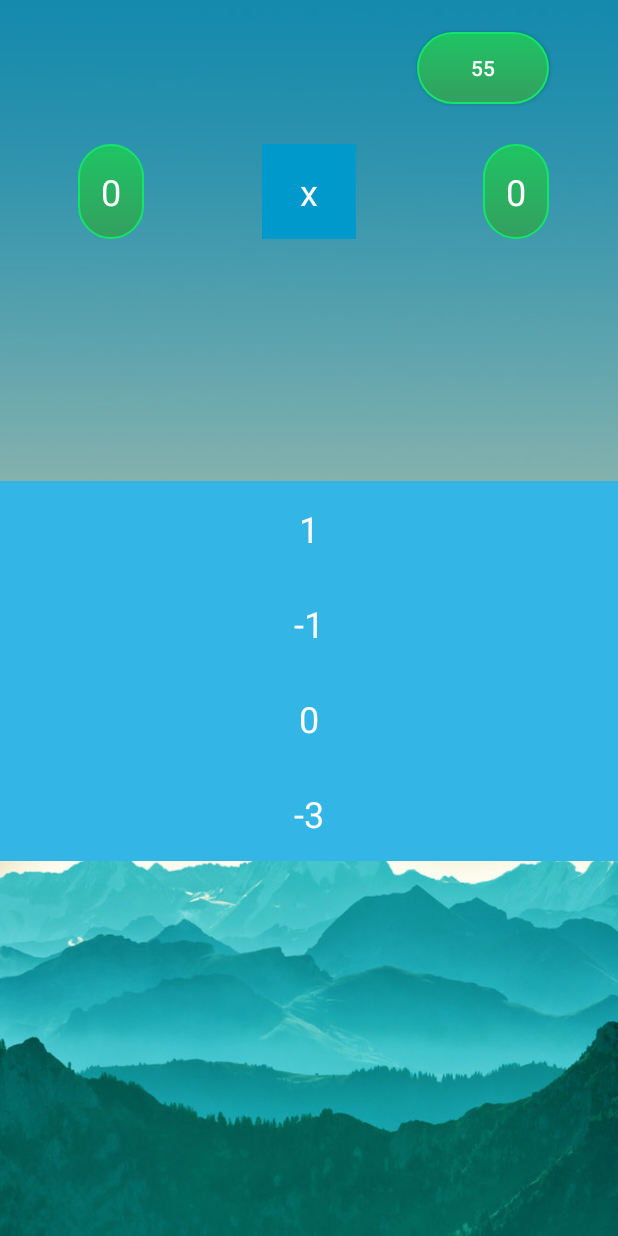
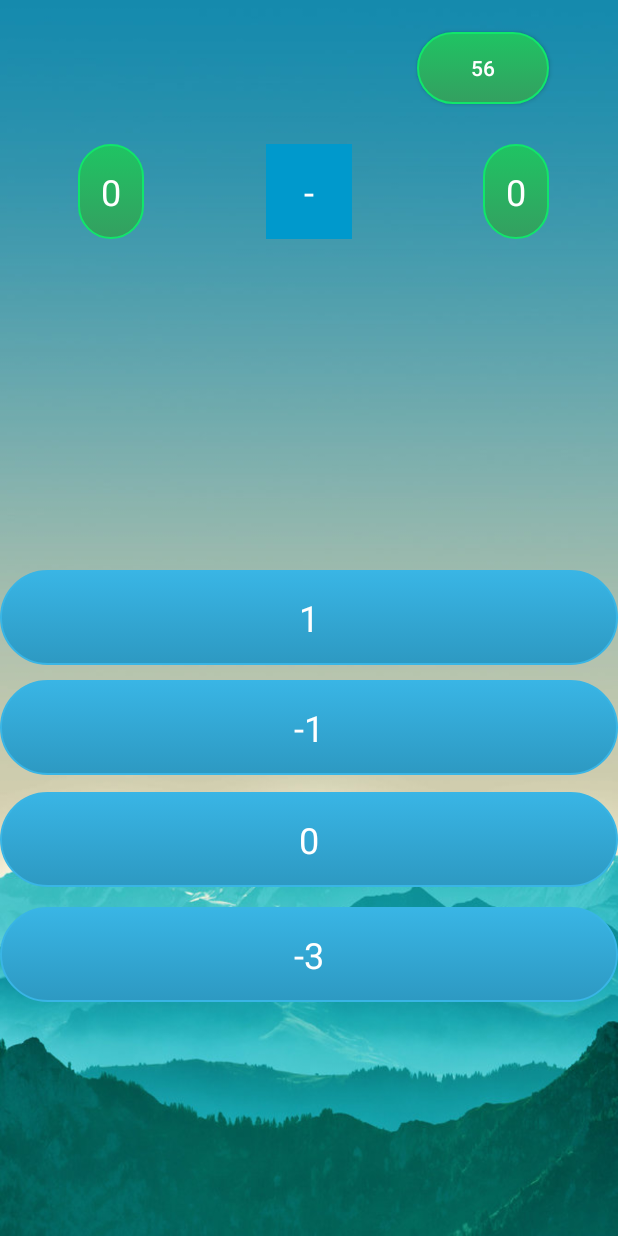
Before and after one commit to yubarajkalathoki/easy-quizy-android, an Android app: the ActiveGame screen opened directly, with no data from a screen before it, after a tap on "-1", on a phone screen of 412 x 824 dp. Run offline under Robolectric (Android 15) with nearby library versions, the phone set to English and light mode, and no system bars; 1 other tap on this screen came first.

Commit message:
Bug fixed and changed Answer Button
Fixed
1. Divide error.
2. Anser Button changed.
3. Select range handled

Not Fixed
1. Empty condition in select range
2. Multiple finger touch on answer at once

```diff
--- a/app/src/main/java/com/example/deepbhai/easyquiz/ActiveGame.java
+++ b/app/src/main/java/com/example/deepbhai/easyquiz/ActiveGame.java
@@ -2,7 +2,6 @@ package com.example.deepbhai.easyquiz;
 
 import android.content.Intent;
 import android.graphics.Color;
-import android.graphics.drawable.Drawable;
 import android.os.CountDownTimer;
 import android.support.v7.app.AppCompatActivity;
 import android.os.Bundle;
@@ -48,8 +47,12 @@ public class ActiveGame extends AppCompatActivity {
     }
 
     public int randomOperator(){
+        int maxx = max;
+        if(max<=3){
+            maxx = 3;
+        }
         Random random = new Random();
-        int randomOperator = random.nextInt(4 - 1 + 1) + 1;
+        int randomOperator = random.nextInt(maxx - 1 + 1) + 1;
         assignOperator(randomOperator);
         return randomOperator;
         /*if(fl<=3 && mth_opn == 4){
@@ -136,7 +139,7 @@ public class ActiveGame extends AppCompatActivity {
         Random random = new Random();
         int divideCount=0;
         divideRandom();
-        int ran = random.nextInt(50);
+        int ran = random.nextInt(50 - 2 + 1) + 2;
         if(value2 * ran <= max){
             value1 = value2 * ran;
             answer= value1/value2;
@@ -155,7 +158,7 @@ public class ActiveGame extends AppCompatActivity {
     public void divideRandom(){
         Random random = new Random();
         value2 = random.nextInt(max - min + 1) + min;
-        if(String.valueOf(value2).length()> 3){
+        if(String.valueOf(value2).length()> 3 || value2 == 1){
             divideRandom();
         }
     }
@@ -709,12 +712,12 @@ public class ActiveGame extends AppCompatActivity {
         disableButton(false);
         totalQues++;
         if(ans1 == answer){
-            viewans1.setBackgroundColor(Color.rgb(92,184,92));
+            viewans1.setBackgroundDrawable(getResources().getDrawable(R.drawable.roundtextviewgreen));
             rightAns++;
             delay();
 
         }else{
-            viewans1.setBackgroundColor(Color.RED);
+            viewans1.setBackgroundDrawable(getResources().getDrawable(R.drawable.roundtextviewred));
             wrongAns++;
             delay();
         }
@@ -723,11 +726,11 @@ public class ActiveGame extends AppCompatActivity {
         disableButton(false);
         totalQues++;
         if(ans2 == answer){
-            viewans2.setBackgroundColor(Color.rgb(92,184,92));
+            viewans2.setBackgroundDrawable(getResources().getDrawable(R.drawable.roundtextviewgreen));
             rightAns++;
             delay();
         }else{
-            viewans2.setBackgroundColor(Color.RED);
+            viewans2.setBackgroundDrawable(getResources().getDrawable(R.drawable.roundtextviewred));
             wrongAns++;
             delay();
         }
@@ -737,11 +740,11 @@ public class ActiveGame extends AppCompatActivity {
         disableButton(false);
         totalQues++;
         if(ans3 == answer){
-            viewans3.setBackgroundColor(Color.rgb(92,184,92));
+            viewans3.setBackgroundDrawable(getResources().getDrawable(R.drawable.roundtextviewgreen));
             rightAns++;
             delay();
         }else{
-            viewans3.setBackgroundColor(Color.RED);
+            viewans3.setBackgroundDrawable(getResources().getDrawable(R.drawable.roundtextviewred));
             wrongAns++;
             delay();
         }
@@ -751,11 +754,11 @@ public class ActiveGame extends AppCompatActivity {
         disableButton(false);
         totalQues++;
         if(ans4 == answer){
-            viewans4.setBackgroundColor(Color.rgb(92,184,92));
+            viewans4.setBackgroundDrawable(getResources().getDrawable(R.drawable.roundtextviewgreen));
             rightAns++;
             delay();
         }else{
-            viewans4.setBackgroundColor(Color.RED);
+            viewans4.setBackgroundDrawable(getResources().getDrawable(R.drawable.roundtextviewred));
             wrongAns++;
             delay();
         }
@@ -766,11 +769,11 @@ public class ActiveGame extends AppCompatActivity {
         handler.postDelayed(new Runnable() {
             public void run() {
                 randomOperator();
+                viewans1.setBackgroundDrawable(getResources().getDrawable(R.drawable.roundtextviewblue));
+                viewans2.setBackgroundDrawable(getResources().getDrawable(R.drawable.roundtextviewblue));
+                viewans3.setBackgroundDrawable(getResources().getDrawable(R.drawable.roundtextviewblue));
+                viewans4.setBackgroundDrawable(getResources().getDrawable(R.drawable.roundtextviewblue));
                 disableButton(true);
-                viewans1.setBackgroundColor(Color.rgb(51,181,229));
-                viewans2.setBackgroundColor(Color.rgb(51,181,229));
-                viewans3.setBackgroundColor(Color.rgb(51,181,229));
-                viewans4.setBackgroundColor(Color.rgb(51,181,229));
             }
         }, 1000);
     }
@@ -780,7 +783,7 @@ public class ActiveGame extends AppCompatActivity {
             public void onTick(long millisUntilFinished) {
                 time.setText(String.valueOf(millisUntilFinished / 1000));
                 if(millisUntilFinished<=10000){
-                    time.setBackgroundColor(Color.RED);
+                    time.setBackgroundDrawable(getResources().getDrawable(R.drawable.roundtextviewred));
                 }
             }
 
--- a/app/src/main/java/com/example/deepbhai/easyquiz/SelectRange.java
+++ b/app/src/main/java/com/example/deepbhai/easyquiz/SelectRange.java
@@ -4,6 +4,7 @@ import android.content.Intent;
 import android.support.v7.app.AppCompatActivity;
 import android.os.Bundle;
 import android.text.Editable;
+import android.text.TextUtils;
 import android.view.View;
 import android.widget.EditText;
 
@@ -20,9 +21,22 @@ public class SelectRange extends AppCompatActivity {
     public void activeGame(View view) {
         int lowerLimit = Integer.parseInt(lower.getText().toString());
         int upperLimit = Integer.parseInt(upper.getText().toString());
-        Intent intent = new Intent(this, ActiveGame.class);
-        intent.putExtra("lowerLimit",lowerLimit);
-        intent.putExtra("upperLimit",upperLimit);
-        startActivity(intent);
+        if(lowerLimit>upperLimit){
+            lower.setError("Enter Valid Range");
+            upper.setError("Enter Valid Range");
+        }else if(lowerLimit==upperLimit){
+            lower.setError("Value should not be equal");
+            upper.setError("Value should not be equal");
+        }else if(String.valueOf(lowerLimit).length() == 0){
+            lower.setError("Enter Value here");
+        }else if(String.valueOf(upperLimit).length() == 0){
+            upper.setError("Enter Value here");
+        }else{
+            Intent intent = new Intent(this, ActiveGame.class);
+            intent.putExtra("lowerLimit",lowerLimit);
+            intent.putExtra("upperLimit",upperLimit);
+            startActivity(intent);
+        }
+
     }
 }
--- /dev/null
+++ b/app/src/main/res/drawable/roundtextviewblue.xml
@@ -0,0 +1,24 @@
+<?xml version="1.0" encoding="utf-8"?>
+<selector xmlns:android="http://schemas.android.com/apk/res/android" >
+    <item android:state_pressed="true" >
+        <shape android:shape="rectangle"  >
+            <corners android:radius="50dip" />
+            <stroke android:width="1dip" android:color="#39b5e5" />
+            <gradient android:angle="-90" android:startColor="#2a7d9e" android:endColor="#10546e"  />
+        </shape>
+    </item>
+    <item android:state_focused="true">
+        <shape android:shape="rectangle"  >
+            <corners android:radius="50dip" />
+            <stroke android:width="1dip" android:color="#39b5e5" />
+            <solid android:color="#2e96be"/>
+        </shape>
+    </item>
+    <item >
+        <shape android:shape="rectangle"  >
+            <corners android:radius="50dip" />
+            <stroke android:width="1dip" android:color="#39b5e5" />
+            <gradient android:angle="-90" android:startColor="#39b5e5" android:endColor="#2d99c2" />
+        </shape>
+    </item>
+</selector>
--- /dev/null
+++ b/app/src/main/res/drawable/roundtextviewgreen.xml
@@ -0,0 +1,10 @@
+<?xml version="1.0" encoding="utf-8"?>
+<selector xmlns:android="http://schemas.android.com/apk/res/android" >
+    <item >
+        <shape android:shape="rectangle"  >
+            <corners android:radius="50dip" />
+            <stroke android:width="1dip" android:color="#2cd974" />
+            <gradient android:angle="-90" android:startColor="#34af67" android:endColor="#16934a" />
+        </shape>
+    </item>
+</selector>
--- /dev/null
+++ b/app/src/main/res/drawable/roundtextviewred.xml
@@ -0,0 +1,10 @@
+<?xml version="1.0" encoding="utf-8"?>
+<selector xmlns:android="http://schemas.android.com/apk/res/android" >
+    <item >
+        <shape android:shape="rectangle"  >
+            <corners android:radius="50dip" />
+            <stroke android:width="1dip" android:color="#f23340" />
+            <gradient android:angle="-90" android:startColor="#c7384d" android:endColor="#c13841" />
+        </shape>
+    </item>
+</selector>
--- a/app/src/main/res/layout/activity_active_game.xml
+++ b/app/src/main/res/layout/activity_active_game.xml
@@ -90,43 +90,8 @@
         android:textAlignment="center"
         android:textColor="#ffffff"
         android:textSize="24sp"
-        android:background="@android:color/holo_blue_light"
-        android:layout_below="@+id/viewOperator"
-        android:layout_alignParentStart="true"
-        android:layout_marginTop="161dp" />
-
-    <TextView
-        android:text="0"
-        android:layout_width="match_parent"
-        android:layout_height="wrap_content"
-        android:id="@+id/viewAnswer4"
-        android:onClick="checkAnswerFour"
-        android:paddingTop="15dp"
-        android:paddingBottom="15dp"
-        android:paddingLeft="15dp"
-        android:paddingRight="15dp"
-        android:textAlignment="center"
-        android:textColor="#ffffff"
-        android:textSize="24sp"
-        android:background="@android:color/holo_blue_light"
-        android:layout_below="@+id/viewAnswer3"
-        android:layout_alignParentStart="true" />
-
-    <TextView
-        android:text="0"
-        android:layout_width="match_parent"
-        android:layout_height="wrap_content"
-        android:id="@+id/viewAnswer3"
-        android:onClick="checkAnswerThree"
-        android:paddingTop="15dp"
-        android:paddingBottom="15dp"
-        android:paddingLeft="15dp"
-        android:paddingRight="15dp"
-        android:textAlignment="center"
-        android:textColor="#ffffff"
-        android:textSize="24sp"
-        android:background="@android:color/holo_blue_light"
-        android:layout_below="@+id/viewAnswer2"
+        android:background="@drawable/roundtextviewblue"
+        android:layout_centerVertical="true"
         android:layout_alignParentStart="true" />
 
     <TextView
@@ -142,8 +107,45 @@
         android:textAlignment="center"
         android:textColor="#ffffff"
         android:textSize="24sp"
-        android:background="@android:color/holo_blue_light"
+        android:background="@drawable/roundtextviewblue"
         android:layout_below="@+id/viewAnswer1"
-        android:layout_alignParentStart="true" />
+        android:layout_alignParentStart="true"
+        android:layout_marginTop="10dp" />
+
+    <TextView
+        android:text="0"
+        android:layout_width="match_parent"
+        android:layout_height="wrap_content"
+        android:id="@+id/viewAnswer3"
+        android:onClick="checkAnswerThree"
+        android:paddingTop="15dp"
+        android:paddingBottom="15dp"
+        android:paddingLeft="15dp"
+        android:paddingRight="15dp"
+        android:textAlignment="center"
+        android:textColor="#ffffff"
+        android:textSize="24sp"
+        android:background="@drawable/roundtextviewblue"
+        android:layout_below="@+id/viewAnswer2"
+        android:layout_alignParentStart="true"
+        android:layout_marginTop="11dp" />
+
+    <TextView
+        android:text="0"
+        android:layout_width="match_parent"
+        android:layout_height="wrap_content"
+        android:id="@+id/viewAnswer4"
+        android:onClick="checkAnswerFour"
+        android:background="@drawable/roundtextviewblue"
+        android:paddingTop="15dp"
+        android:paddingBottom="15dp"
+        android:paddingLeft="15dp"
+        android:paddingRight="15dp"
+        android:textAlignment="center"
+        android:textColor="#ffffff"
+        android:textSize="24sp"
+        android:layout_below="@+id/viewAnswer3"
+        android:layout_alignParentStart="true"
+        android:layout_marginTop="13dp" />
 
 </RelativeLayout>
--- a/build.gradle
+++ b/build.gradle
@@ -5,7 +5,7 @@ buildscript {
         jcenter()
     }
     dependencies {
-        classpath 'com.android.tools.build:gradle:2.2.2'
+        classpath 'com.android.tools.build:gradle:2.3.3'
 
         // NOTE: Do not place your application dependencies here; they belong
         // in the individual module build.gradle files
```
Also changed, not shown: gradle/wrapper/gradle-wrapper.properties, 34 other files.
